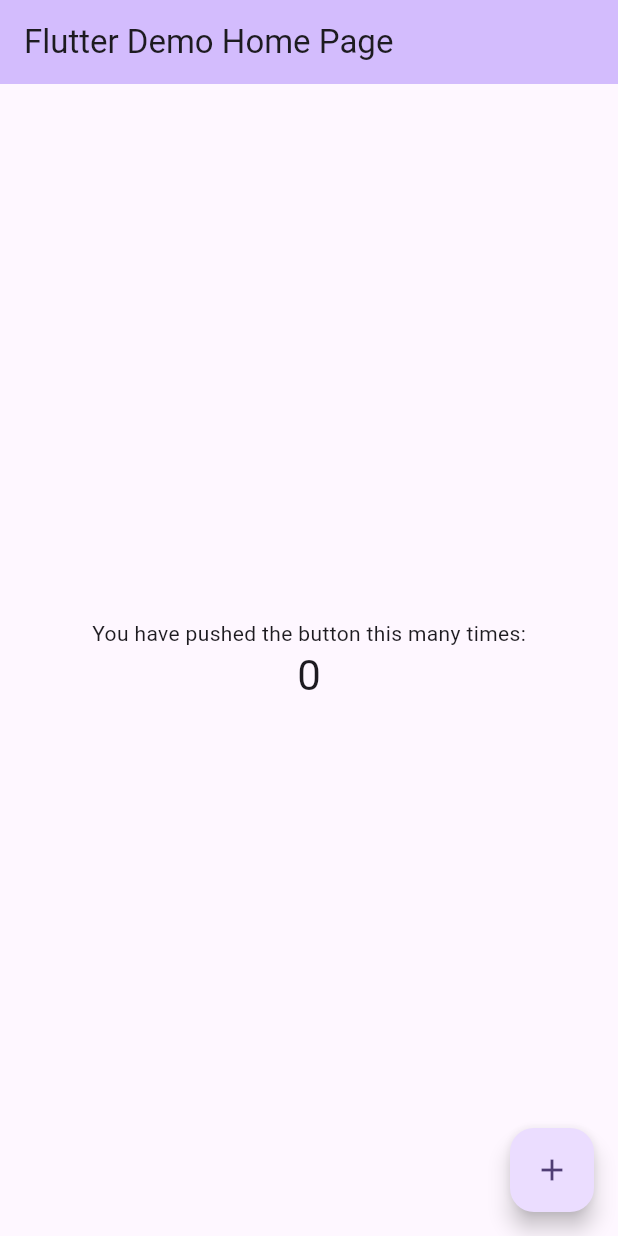
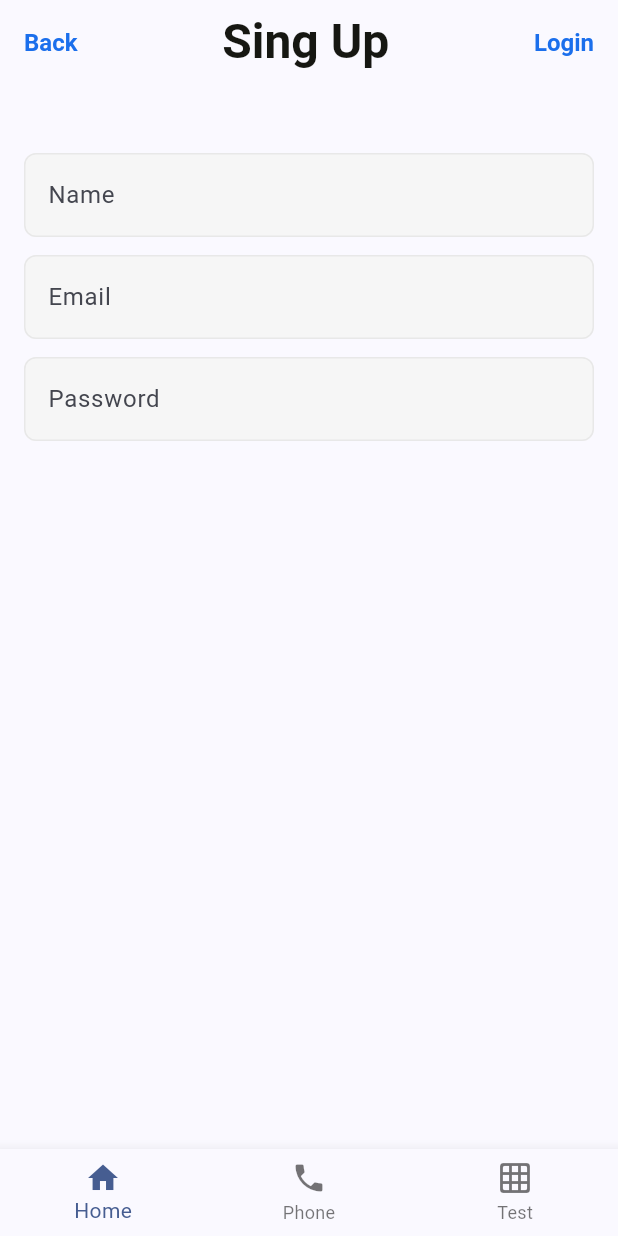
Before and after one commit to Yurev-Vadim/MDK_01_03, a Flutter app: the screen it shows after launch, on a phone screen of 412 x 824 dp. Run offline on Flutter 3.47's test engine with Material 3 defaults, Android fonts, the phone set to English and light mode, and no system bars.

Commit message:
Phone_list

```diff
--- /dev/null
+++ b/lib/app/app.dart
@@ -0,0 +1,41 @@
+import 'package:flutter/material.dart';
+import '../app/app_theme.dart';
+import '../pages/home.dart';
+import '../pages/phone.dart';
+import '../widgets/bottom_navigation_bar.dart';
+
+class App extends StatefulWidget {
+  @override
+  _AppState createState() => _AppState();
+}
+
+class _AppState extends State<App> {
+  int _selectedIndex = 0;
+  final List<Widget> _screens = <Widget>[
+    HomePage(),
+    PhonePage(),
+    PhonePage(),
+  ];
+
+  void _onItemClick(int index) {
+    setState(() {
+      _selectedIndex = index;
+    });
+  }
+
+  @override
+  Widget build(BuildContext context) {
+    return MaterialApp(
+      debugShowCheckedModeBanner: false,
+      theme: ThemeData(colorScheme: AppTheme.mainColorScheme),
+      home: Scaffold(
+        body: _screens[_selectedIndex],
+        bottomNavigationBar: CustomBottomNavigationBar(
+          // Используем новый компонент
+          currentIndex: _selectedIndex,
+          onTap: _onItemClick,
+        ),
+      ),
+    );
+  }
+}
--- /dev/null
+++ b/lib/app/app_theme.dart
@@ -0,0 +1,54 @@
+import 'package:flutter/material.dart';
+
+class AppTheme {
+  AppTheme._();
+  static const Color mainColor = Color.fromARGB(255, 27, 111, 236);
+  static ColorScheme mainColorScheme =
+  ColorScheme.fromSeed(seedColor: mainColor);
+  static const Color sceletonBackground = Color(0xFFF6F6F6);
+  static const Color blackText = Color(0xFF161712);
+  static const Color whiteText = Color(0xFFFAFFFF);
+  static const Color graySubText = Color(0xFFBDBDBD);
+  static const Color dividerColor = Color(0xFFF6F6F6);
+  static const Color backgroundColor = Color(0xFFFFFFFF);
+  static const EdgeInsets containerPadding =
+  EdgeInsets.symmetric(vertical: 10, horizontal: 16);
+  static const Color gray = Color(0xFFE8E8E8);
+}
+
+class CustomCardTheme {
+  static final cardDecoration = BoxDecoration(
+    color: Color.fromARGB(255, 255, 255, 255),
+    borderRadius: BorderRadius.circular(10),
+    // boxShadow: [
+    //   BoxShadow(
+    //       color: const Color.fromARGB(255, 201, 201, 201),
+    //       spreadRadius: 1,
+    //       blurRadius: 7,
+    //       offset: const Offset(-1, 5)),
+    // ]
+  );
+}
+
+class TextStyles {
+  static const TextStyle displayLarge = TextStyle(
+      fontSize: 32, color: AppTheme.blackText, fontWeight: FontWeight.w600);
+  static const TextStyle displayMedium =
+  TextStyle(fontSize: 24, color: AppTheme.blackText);
+  static const TextStyle displaySmall =
+  TextStyle(fontSize: 18, color: AppTheme.blackText);
+  static const TextStyle headlineLarge =
+  TextStyle(fontSize: 24, color: AppTheme.blackText);
+  static const TextStyle headlineMedium = TextStyle(
+      fontSize: 20, color: AppTheme.blackText, fontWeight: FontWeight.w600);
+  static const TextStyle headlineSmall = TextStyle(
+      fontSize: 16, color: AppTheme.blackText, fontWeight: FontWeight.w600);
+  static const TextStyle titleLarge =
+  TextStyle(fontSize: 20, color: AppTheme.blackText);
+  static const TextStyle subtitle =
+  TextStyle(fontSize: 14, color: AppTheme.graySubText);
+  static const TextStyle body =
+  TextStyle(fontSize: 14, color: AppTheme.blackText);
+  static const TextStyle caption =
+  TextStyle(fontSize: 12, color: AppTheme.blackText);
+}
--- a/lib/main.dart
+++ b/lib/main.dart
@@ -1,69 +1,6 @@
 import 'package:flutter/material.dart';
+import './app/app.dart';
 
 void main() {
-  runApp(const MyApp());
+  runApp(App());
 }
-
-class MyApp extends StatelessWidget {
-  const MyApp({super.key});
-
-  @override
-  Widget build(BuildContext context) {
-    return MaterialApp(
-      title: 'Flutter Demo',
-      theme: ThemeData(
-        colorScheme: ColorScheme.fromSeed(seedColor: Colors.deepPurple),
-        useMaterial3: true,
-      ),
-      home: const MyHomePage(title: 'Flutter Demo Home Page'),
-    );
-  }
-}
-
-class MyHomePage extends StatefulWidget {
-  const MyHomePage({super.key, required this.title});
-
-  final String title;
-
-  @override
-  State<MyHomePage> createState() => _MyHomePageState();
-}
-
-class _MyHomePageState extends State<MyHomePage> {
-  int _counter = 0;
-
-  void _incrementCounter() {
-    setState(() {
-      _counter++;
-    });
-  }
-
-  @override
-  Widget build(BuildContext context) {
-    return Scaffold(
-      appBar: AppBar(
-        backgroundColor: Theme.of(context).colorScheme.inversePrimary,
-        title: Text(widget.title),
-      ),
-      body: Center(
-        child: Column(
-          mainAxisAlignment: MainAxisAlignment.center,
-          children: <Widget>[
-            const Text(
-              'You have pushed the button this many times:',
-            ),
-            Text(
-              '$_counter',
-              style: Theme.of(context).textTheme.headlineMedium,
-            ),
-          ],
-        ),
-      ),
-      floatingActionButton: FloatingActionButton(
-        onPressed: _incrementCounter,
-        tooltip: 'Increment',
-        child: const Icon(Icons.add),
-      ),
-    );
-  }
-}
--- /dev/null
+++ b/lib/pages/home.dart
@@ -0,0 +1,103 @@
+import 'package:flutter/material.dart';
+import 'package:vadim/app/app_theme.dart';
+import '../pages/login.dart';
+
+class HomePage extends StatelessWidget {
+  const HomePage({super.key});
+
+  @override
+  Widget build(BuildContext context) {
+    return Scaffold(
+        appBar: AppBar(
+          automaticallyImplyLeading: false,
+          title: Row(
+            children: <Widget>[
+              InkWell(
+                child: Text(
+                  "Back",
+                  style: TextStyles.headlineSmall
+                      .copyWith(color: AppTheme.mainColor),
+                ),
+              ),
+              Spacer(),
+              Text(
+                "Sing Up",
+                style: TextStyles.displayLarge,
+              ),
+              Spacer(),
+              InkWell(
+                onTap: () => Navigator.push(
+                    context,
+                    MaterialPageRoute(
+                      builder: (context) => LoginPage(),
+                    )),
+                child: Text(
+                  "Login",
+                  style: TextStyles.headlineSmall
+                      .copyWith(color: AppTheme.mainColor),
+                ),
+              ),
+            ],
+          ),
+          centerTitle: true,
+        ),
+        body: Container(
+            padding: AppTheme.containerPadding,
+            child: Column(
+              children: [
+                Container(
+                  margin: EdgeInsets.only(bottom: 12, top: 36),
+                  child: TextField(
+                    decoration: InputDecoration(
+                      hintText: "Name",
+                      focusedBorder: OutlineInputBorder(
+                          borderSide: BorderSide(color: Colors.blue),
+                          borderRadius: BorderRadius.circular(8)),
+                      enabledBorder: OutlineInputBorder(
+                          borderSide: BorderSide(color: AppTheme.gray),
+                          borderRadius: BorderRadius.circular(8)),
+                      fillColor: AppTheme.sceletonBackground,
+                      filled: true,
+                    ),
+                  ),
+                ),
+                Container(
+                  margin: EdgeInsets.only(bottom: 12),
+                  child: TextField(
+                    decoration: InputDecoration(
+                      hintText: "Email",
+                      focusedBorder: OutlineInputBorder(
+                          borderSide: BorderSide(color: Colors.blue),
+                          borderRadius: BorderRadius.circular(8)),
+                      enabledBorder: OutlineInputBorder(
+                          borderSide: BorderSide(color: AppTheme.gray),
+                          borderRadius: BorderRadius.circular(8)),
+                      fillColor: AppTheme.sceletonBackground,
+                      filled: true,
+                    ),
+                  ),
+                ),
+                Container(
+                  child: TextField(
+                    obscureText: true,
+                    enableSuggestions: false,
+                    autocorrect: false,
+                    decoration: InputDecoration(
+                      hintText: "Password",
+                      focusedBorder: OutlineInputBorder(
+                          borderSide: BorderSide(color: Colors.blue),
+                          borderRadius: BorderRadius.circular(8)),
+                      enabledBorder: OutlineInputBorder(
+                          borderSide: BorderSide(color: AppTheme.gray),
+                          borderRadius: BorderRadius.circular(8)),
+                      fillColor: AppTheme.sceletonBackground,
+                      filled: true,
+                    ),
+                  ),
+                )
+              ],
+            )
+        )
+    );
+  }
+}
--- /dev/null
+++ b/lib/widgets/bottom_navigation_bar.dart
@@ -0,0 +1,29 @@
+import 'package:flutter/material.dart';
+
+class CustomBottomNavigationBar extends StatelessWidget {
+  final int currentIndex;
+  final Function(int) onTap;
+
+  CustomBottomNavigationBar({required this.currentIndex, required this.onTap});
+  @override
+  Widget build(BuildContext context) {
+    return BottomNavigationBar(
+      currentIndex: currentIndex,
+      onTap: onTap,
+      items: const [
+        BottomNavigationBarItem(
+          icon: Icon(Icons.home),
+          label: 'Home',
+        ),
+        BottomNavigationBarItem(
+          icon: Icon(Icons.phone),
+          label: 'Phone',
+        ),
+        BottomNavigationBarItem(
+          icon: Icon(Icons.grid_on_rounded),
+          label: 'Test',
+        ),
+      ],
+    );
+  }
+}
```
Also changed, not shown: lib/features/phones/phone_item/phone_item.dart (added, +85 -0 lines), lib/pages/login.dart (added, +72 -0 lines), lib/pages/phone.dart (added, +20 -0 lines), lib/pages/phone_detail.dart (added, +75 -0 lines), lib/pages/registration.dart (added, +9 -0 lines), lib/shared/fuild/fuild.dart (added, +10 -0 lines), lib/shared/types/types.dart (added, +90 -0 lines), lib/widgets/phone_list/phone_list.dart (added, +34 -0 lines), 1 other file.
